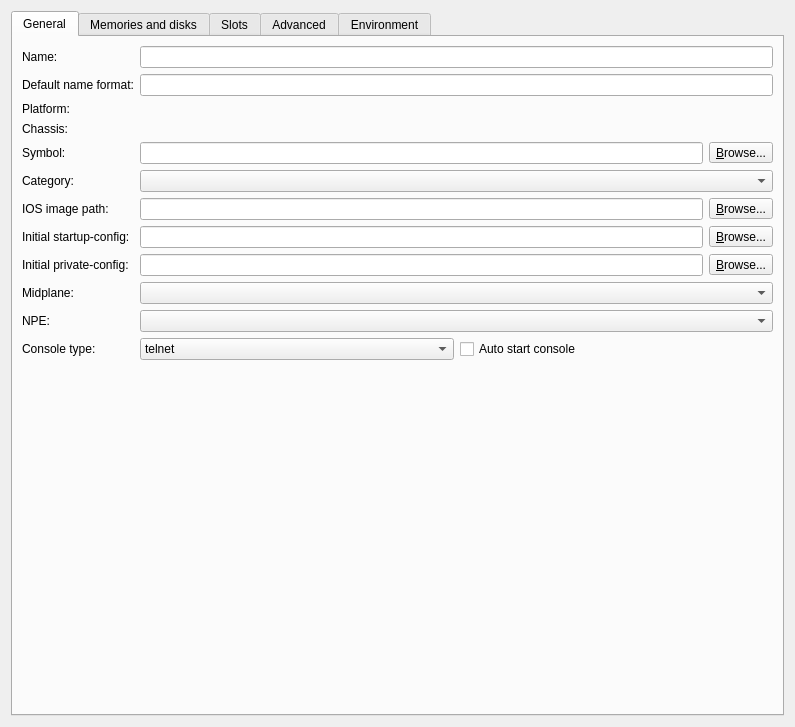
GNS3/gns3-gui, file gns3/modules/dynamips/ui/ios_router_configuration_page.ui: the form before one commit.
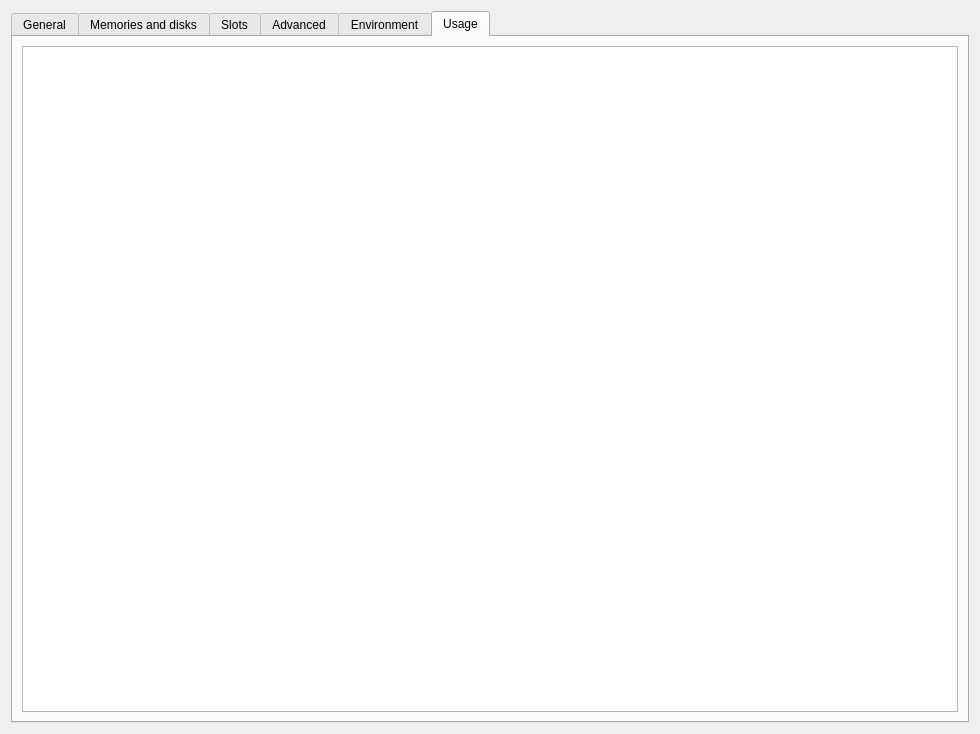
The form after the commit. The open tabs and pages were chosen to show the change.

Commit message: New node information dialog to display general, usage and command line information. Ref https://github.com/GNS3/gns3-gui/issues/2662 https://github.com/GNS3/gns3-gui/issues/2656

What changed in the file:
```diff
--- a/gns3/modules/dynamips/ui/ios_router_configuration_page.ui
+++ b/gns3/modules/dynamips/ui/ios_router_configuration_page.ui
@@ -6,8 +6,8 @@
    <rect>
     <x>0</x>
     <y>0</y>
-    <width>795</width>
-    <height>727</height>
+    <width>980</width>
+    <height>734</height>
    </rect>
   </property>
   <property name="windowTitle">
@@ -1016,6 +1016,16 @@
        </item>
       </layout>
      </widget>
+     <widget class="QWidget" name="uiUsageTab">
+      <attribute name="title">
+       <string>Usage</string>
+      </attribute>
+      <layout class="QVBoxLayout" name="verticalLayout_2">
+       <item>
+        <widget class="QPlainTextEdit" name="uiUsageTextEdit"/>
+       </item>
+      </layout>
+     </widget>
     </widget>
    </item>
   </layout>
```
The commit also changes 34 other files.
